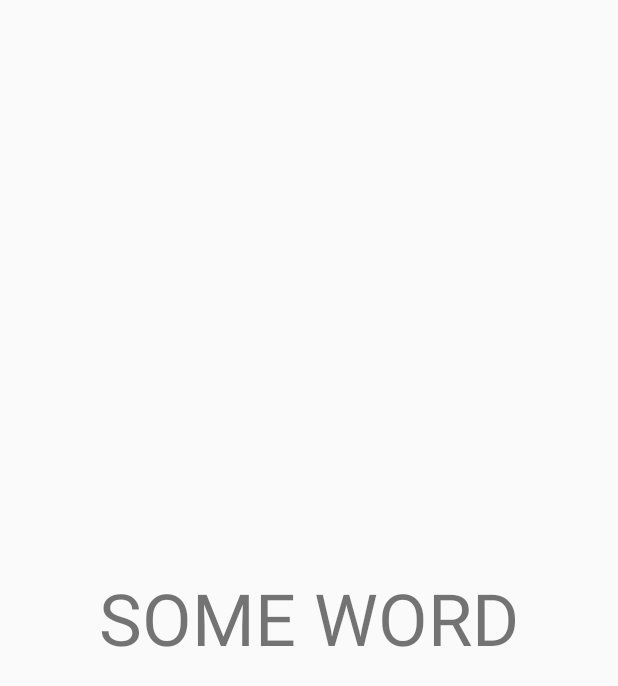
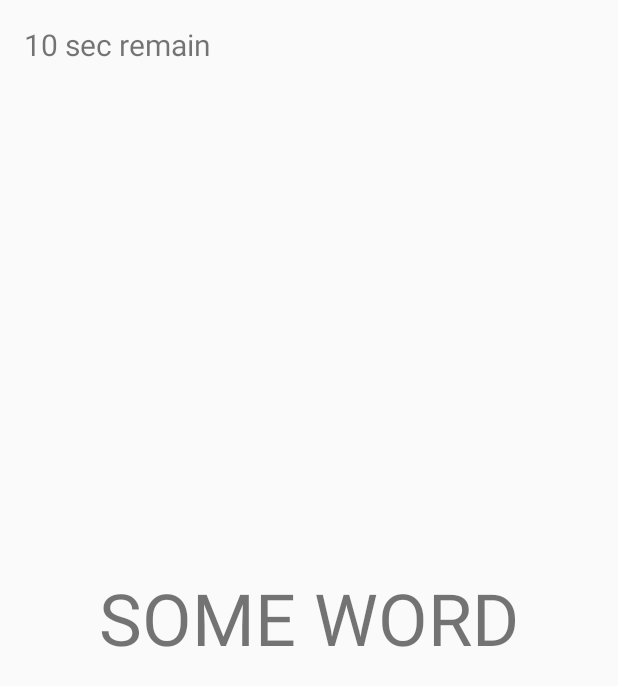
Before and after one commit to morristech/iHeartTrivia, an Android app: the layout gameplay_layout.xml on its own in the app's theme, with its tools: preview values and no code run, on a phone screen of 412 x 824 dp. Shown: the top 686 px of the screen. Run offline under Robolectric (Android 15) with nearby library versions, the phone set to English and light mode, and no system bars.

Commit message:
implementing timer

```diff
--- a/app/src/main/java/com/iheartradio/ihearttrivia/gameplay/GameModel.kt
+++ b/app/src/main/java/com/iheartradio/ihearttrivia/gameplay/GameModel.kt
@@ -6,14 +6,19 @@ package com.iheartradio.ihearttrivia.gameplay
 
 class GameModel {
 
-    private val words : List<String> = arrayListOf("word1", "word2", "word3")
+    private val words : List<String> = arrayListOf("word0", "word1", "word2")
     private var index : Int = 0
 
-    fun getNextWord(): String {
-        if (index >= words.size) {
-            index = 0
-        }
+    fun getCurrentWord(): String {
 
-        return words[index++]
+
+
+        val s =  words[index]
+        index++;
+        return s;
+    }
+
+    fun isFinish() : Boolean {
+        return index >= words.size
     }
 }
--- a/app/src/main/java/com/iheartradio/ihearttrivia/gameplay/GamePresenter.kt
+++ b/app/src/main/java/com/iheartradio/ihearttrivia/gameplay/GamePresenter.kt
@@ -1,5 +1,6 @@
 package com.iheartradio.ihearttrivia.gameplay
 
+import android.os.CountDownTimer
 import com.iheartradio.ihearttrivia.TiltManager
 import io.reactivex.disposables.CompositeDisposable
 
@@ -12,12 +13,28 @@ class GamePresenter {
     private lateinit var mView : GameplayView
     private val mDisposables : CompositeDisposable = CompositeDisposable()
 
+    private val mCounterTimer = object: CountDownTimer(5000, 1000){
+        override fun onFinish() {
+            if(!mModel.isFinish()) {
+                mView.setWord(mModel.getCurrentWord())
+            } else {
+                mView.showGameOverMessage("Game Over");
+            }
+        }
+
+        override fun onTick(secInMill: Long) {
+            mView.updateTimer((secInMill/1000).toString())
+        }
+    }
+
     private lateinit var mTiltManager : TiltManager
 
     fun bindView(view : GameplayView) {
         mView = view
-        mView.setWord(mModel.getNextWord())
+        mView.onWordChanged()
+                .subscribe({ startTimer()})
 
+        mView.setWord(mModel.getCurrentWord())
 
         mTiltManager = TiltManager(mView.rootView().context)
         mTiltManager.register()
@@ -25,8 +42,17 @@ class GamePresenter {
 
         mDisposables.add(mTiltManager.onTiltChanged().subscribe({
 
-            mView.setWord(mModel.getNextWord())
+            mView.setWord(mModel.getCurrentWord())
         }))
+
+
+    }
+
+
+
+    fun startTimer() {
+        mCounterTimer.cancel();
+        mCounterTimer.start();
     }
 
     fun unbind() {
--- /dev/null
+++ b/app/src/main/java/com/iheartradio/ihearttrivia/gameplay/GameTimer.kt
@@ -0,0 +1,5 @@
+package com.iheartradio.ihearttrivia.gameplay
+
+/**
+ * Created by echan on 9/7/17.
+ */
--- a/app/src/main/java/com/iheartradio/ihearttrivia/gameplay/GameplayView.kt
+++ b/app/src/main/java/com/iheartradio/ihearttrivia/gameplay/GameplayView.kt
@@ -1,5 +1,6 @@
 package com.iheartradio.ihearttrivia.gameplay
 
+import android.os.CountDownTimer
 import android.view.View
 import android.widget.TextView
 
@@ -15,8 +16,14 @@ import io.reactivex.subjects.PublishSubject
 class GameplayView(val view : View) {
     private val mRoot : View = view
     var mWordTextView : TextView = mRoot.findViewById(R.id.word)
+    var mSecRemaining : TextView = mRoot.findViewById(R.id.timer)
+
+
 
     private val mOnClick : PublishSubject<Unit> = PublishSubject.create()
+    private val mOnWordChanged : PublishSubject<Unit> = PublishSubject.create()
+
+
 
     init {
         mWordTextView.setOnClickListener { mOnClick.onNext(Unit) }
@@ -24,12 +31,25 @@ class GameplayView(val view : View) {
 
     fun setWord(word : String) {
         mWordTextView.text = word
+        mOnWordChanged.onNext(Unit)
+    }
+
+    fun showGameOverMessage(word : String) {
+        mWordTextView.text = word;
+    }
+
+    fun updateTimer(sec : String) {
+        mSecRemaining.text = sec + "sec remaning"
     }
 
     fun onClickChanged() : Observable<Unit> {
         return mOnClick
     }
 
+    fun onWordChanged() : Observable<Unit> {
+        return mOnWordChanged
+    }
+
     fun rootView() : View {
         return mRoot
     }
--- a/app/src/main/res/layout/gameplay_layout.xml
+++ b/app/src/main/res/layout/gameplay_layout.xml
@@ -1,10 +1,10 @@
 <?xml version="1.0" encoding="utf-8"?>
-<LinearLayout
-    xmlns:android="http://schemas.android.com/apk/res/android"
+<LinearLayout xmlns:android="http://schemas.android.com/apk/res/android"
     xmlns:app="http://schemas.android.com/apk/res-auto"
     xmlns:tools="http://schemas.android.com/tools"
     android:layout_width="match_parent"
     android:layout_height="match_parent">
+
 
     <FrameLayout
         android:id="@+id/item_area"
@@ -18,9 +18,23 @@
             android:layout_width="wrap_content"
             android:layout_height="wrap_content"
             android:layout_gravity="center"
-            android:textSize="48dp"
-            android:text="SOME WORD"/>
+            android:text="SOME WORD"
+            android:textSize="48dp" />
+
+
+        <LinearLayout
+            android:layout_width="match_parent"
+            android:layout_height="wrap_content">
+
+            <TextView
+                android:id="@+id/timer"
+                android:layout_width="wrap_content"
+                android:layout_height="wrap_content"
+                android:text="10 sec remain"
+                android:textSize="20dp" />
+        </LinearLayout>
 
     </FrameLayout>
 
+
 </LinearLayout>
--- a/build.gradle
+++ b/build.gradle
@@ -7,7 +7,7 @@ buildscript {
         jcenter()
     }
     dependencies {
-        classpath 'com.android.tools.build:gradle:3.0.0-beta2'
+        classpath 'com.android.tools.build:gradle:3.0.0-beta4'
         classpath "org.jetbrains.kotlin:kotlin-gradle-plugin:$kotlin_version"
 
         // NOTE: Do not place your application dependencies here; they belong
```
Also changed, not shown: gradle/wrapper/gradle-wrapper.properties (added), 2 other files.
